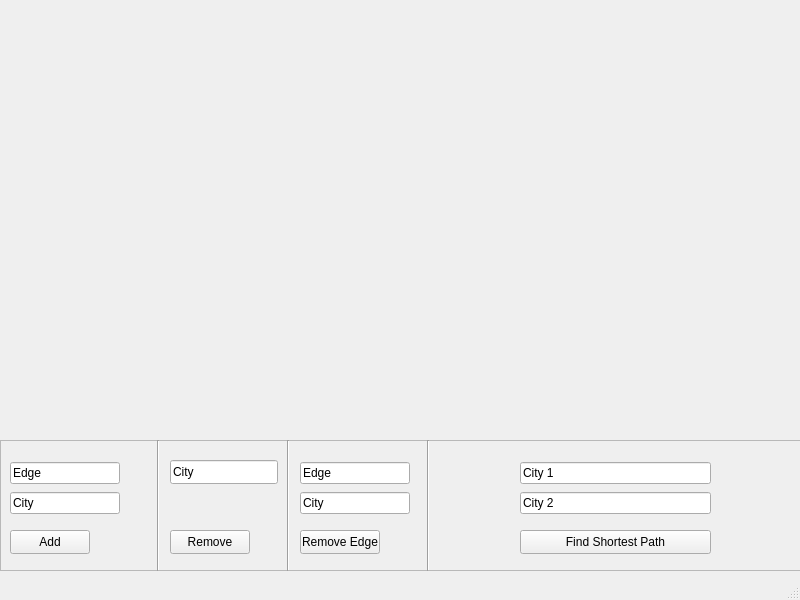
Above: Wasalnithree/mainwindow.ui from MohamESalem/Wasalni-QT before the change. Below: the same form after it.
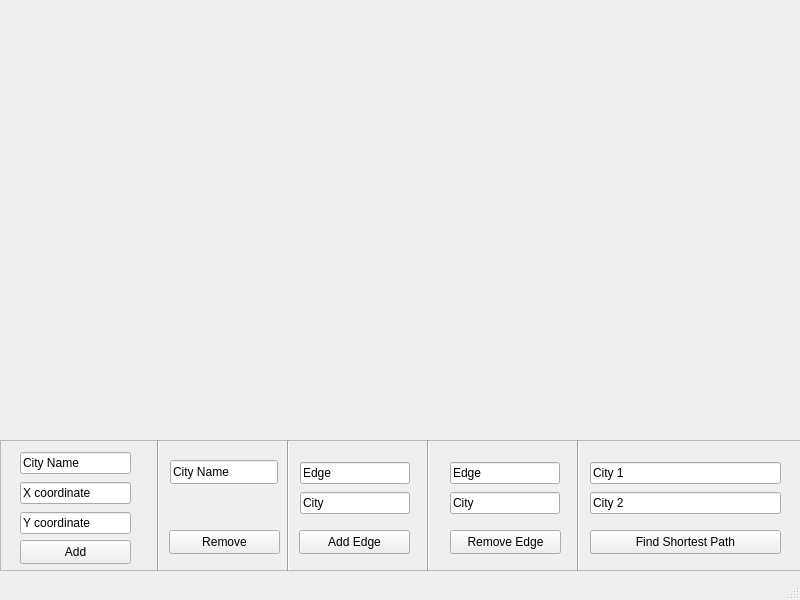
That is the form after the change.

Commit message: Updated main menu

Diff of the .ui file:
```diff
--- a/Wasalnithree/mainwindow.ui
+++ b/Wasalnithree/mainwindow.ui
@@ -32,9 +32,9 @@
     <widget class="QPushButton" name="addButton">
      <property name="geometry">
       <rect>
-       <x>10</x>
-       <y>90</y>
-       <width>80</width>
+       <x>20</x>
+       <y>100</y>
+       <width>111</width>
        <height>24</height>
       </rect>
      </property>
@@ -45,9 +45,9 @@
     <widget class="QPushButton" name="remove">
      <property name="geometry">
       <rect>
-       <x>170</x>
+       <x>169</x>
        <y>90</y>
-       <width>80</width>
+       <width>111</width>
        <height>24</height>
       </rect>
      </property>
@@ -78,7 +78,7 @@
       </rect>
      </property>
      <property name="text">
-      <string>City</string>
+      <string>City Name</string>
      </property>
     </widget>
     <widget class="Line" name="line_2">
@@ -105,14 +105,14 @@
      </property>
      <layout class="QVBoxLayout" name="verticalLayout_2">
       <item>
-       <widget class="QLineEdit" name="edgeRemoveEdgeText">
+       <widget class="QLineEdit" name="edgeAddEdgeText">
         <property name="text">
          <string>Edge</string>
         </property>
        </widget>
       </item>
       <item>
-       <widget class="QLineEdit" name="cityRemoveEdgeText">
+       <widget class="QLineEdit" name="cityAddEdgeText">
         <property name="text">
          <string>City</string>
         </property>
@@ -123,14 +123,14 @@
     <widget class="QPushButton" name="removeEdgeButton">
      <property name="geometry">
       <rect>
-       <x>300</x>
+       <x>299</x>
        <y>90</y>
-       <width>80</width>
+       <width>111</width>
        <height>24</height>
       </rect>
      </property>
      <property name="text">
-      <string>Remove Edge</string>
+      <string>Add Edge</string>
      </property>
     </widget>
     <widget class="Line" name="line_3">
@@ -149,7 +149,7 @@
     <widget class="QPushButton" name="findShortestPathButton">
      <property name="geometry">
       <rect>
-       <x>520</x>
+       <x>590</x>
        <y>90</y>
        <width>191</width>
        <height>24</height>
@@ -162,24 +162,31 @@
     <widget class="QWidget" name="layoutWidget_2">
      <property name="geometry">
       <rect>
-       <x>10</x>
-       <y>20</y>
-       <width>110</width>
-       <height>56</height>
+       <x>20</x>
+       <y>10</y>
+       <width>111</width>
+       <height>86</height>
       </rect>
      </property>
      <layout class="QVBoxLayout" name="verticalLayout">
       <item>
        <widget class="QLineEdit" name="edgeText">
         <property name="text">
-         <string>Edge</string>
+         <string>City Name</string>
         </property>
        </widget>
       </item>
       <item>
        <widget class="QLineEdit" name="cityAddText">
         <property name="text">
-         <string>City</string>
+         <string>X coordinate</string>
+        </property>
+       </widget>
+      </item>
+      <item>
+       <widget class="QLineEdit" name="yAddText">
+        <property name="text">
+         <string>Y coordinate</string>
         </property>
        </widget>
       </item>
@@ -188,7 +195,7 @@
     <widget class="QWidget" name="layoutWidget_3">
      <property name="geometry">
       <rect>
-       <x>520</x>
+       <x>590</x>
        <y>20</y>
        <width>191</width>
        <height>56</height>
@@ -211,6 +218,58 @@
       </item>
      </layout>
     </widget>
+    <widget class="Line" name="line_4">
+     <property name="geometry">
+      <rect>
+       <x>570</x>
+       <y>0</y>
+       <width>16</width>
+       <height>131</height>
+      </rect>
+     </property>
+     <property name="orientation">
+      <enum>Qt::Vertical</enum>
+     </property>
+    </widget>
+    <widget class="QWidget" name="layoutWidget_4">
+     <property name="geometry">
+      <rect>
+       <x>450</x>
+       <y>20</y>
+       <width>110</width>
+       <height>56</height>
+      </rect>
+     </property>
+     <layout class="QVBoxLayout" name="verticalLayout_4">
+      <item>
+       <widget class="QLineEdit" name="edgeRemoveEdgeText">
+        <property name="text">
+         <string>Edge</string>
+        </property>
+       </widget>
+      </item>
+      <item>
+       <widget class="QLineEdit" name="cityRemoveEdgeText">
+        <property name="text">
+         <string>City</string>
+        </property>
+       </widget>
+      </item>
+     </layout>
+    </widget>
+    <widget class="QPushButton" name="removeEdgeButton_2">
+     <property name="geometry">
+      <rect>
+       <x>450</x>
+       <y>90</y>
+       <width>111</width>
+       <height>24</height>
+      </rect>
+     </property>
+     <property name="text">
+      <string>Remove Edge</string>
+     </property>
+    </widget>
    </widget>
   </widget>
   <widget class="QStatusBar" name="statusbar"/>
```
Left out of the diff: 8 changed lines with no effect on the pictures. The commit also changes 1 other file.
